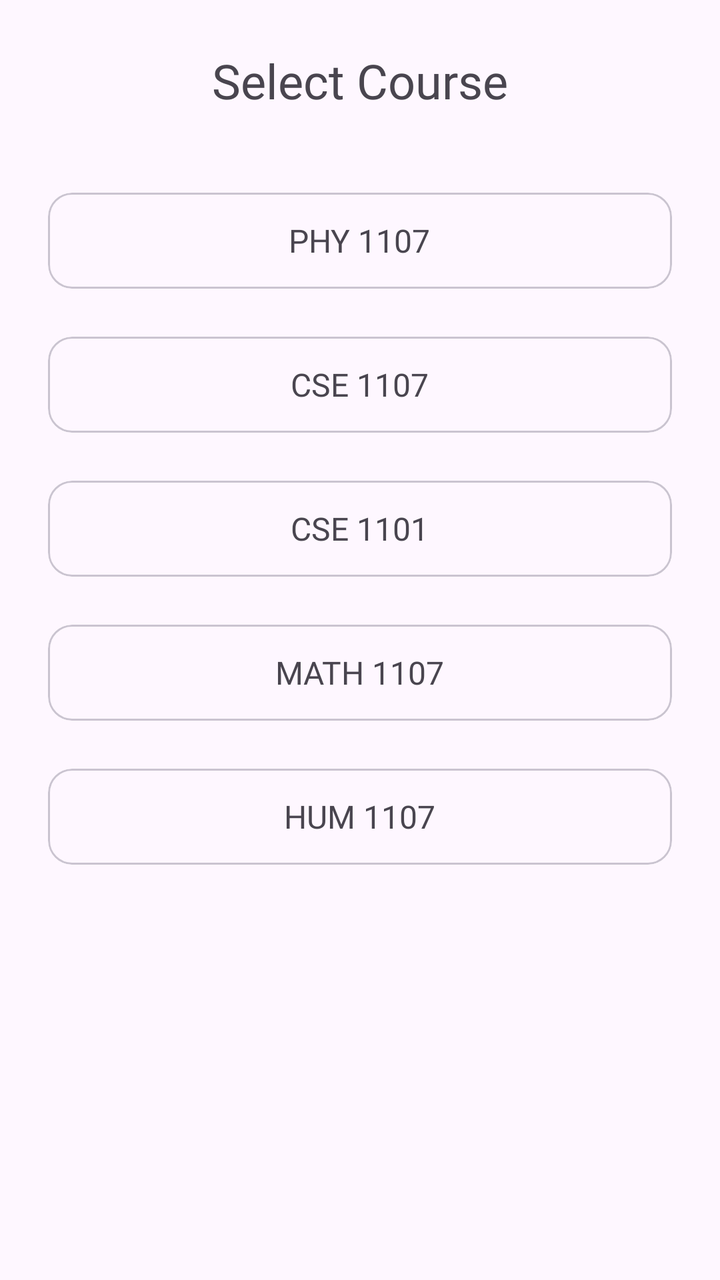
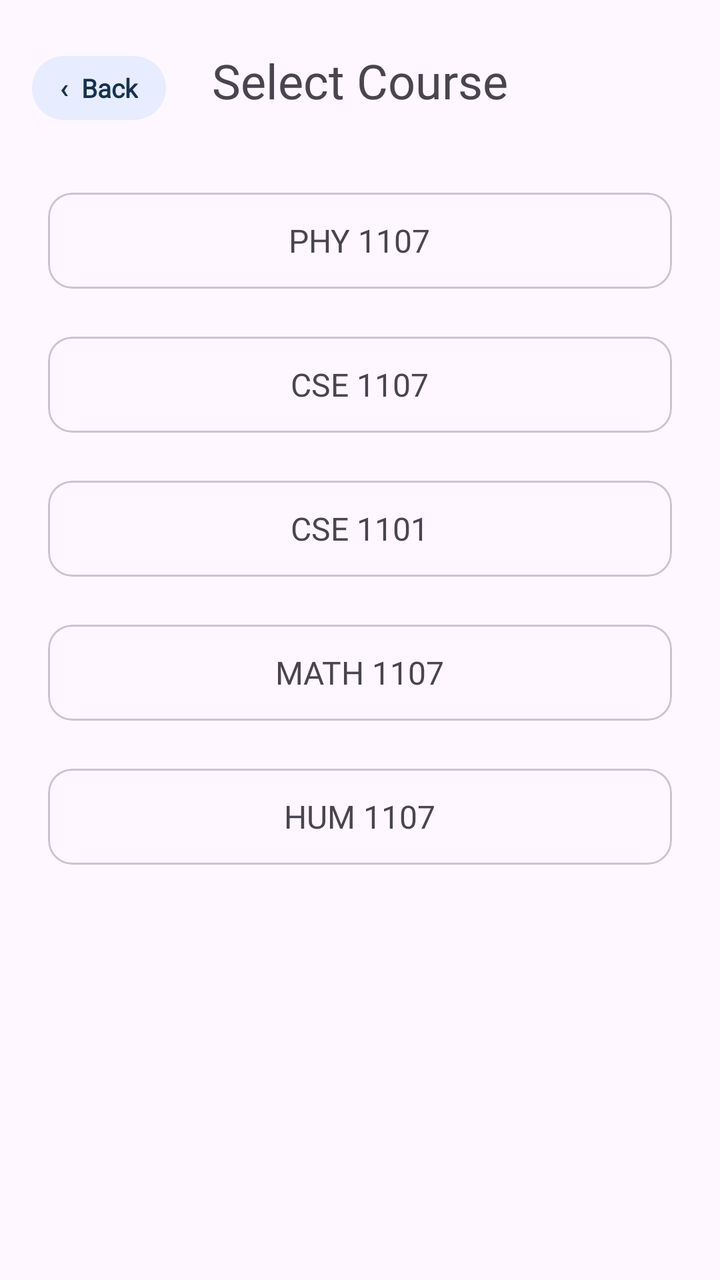

Compare the two renders of this Android layout. The source of the first and the diff that turns it into the second are given below.
<!-- AndroidManifest.xml: application theme Theme.KUETKinship -->
<!-- res/layout/fragment_course_selection.xml -->
<?xml version="1.0" encoding="utf-8"?>
<FrameLayout xmlns:android="http://schemas.android.com/apk/res/android"
    xmlns:app="http://schemas.android.com/apk/res-auto"
    xmlns:tools="http://schemas.android.com/tools"
    android:layout_width="match_parent"
    android:layout_height="match_parent"
    tools:context=".fragments.CourseSelectionFragment">
    <androidx.constraintlayout.widget.ConstraintLayout
        android:layout_width="match_parent"
        android:layout_height="match_parent">

        <TextView
            android:id="@+id/textView"
            android:layout_width="wrap_content"
            android:layout_height="wrap_content"
            android:layout_marginTop="24dp"
            android:fontFamily="@font/jakarta_sans_medium"
            android:text="Select Course"
            android:textSize="24dp"
            app:layout_constraintEnd_toEndOf="parent"
            app:layout_constraintStart_toStartOf="parent"
            app:layout_constraintTop_toTopOf="parent" />

        <LinearLayout
            android:layout_width="match_parent"
            android:layout_height="wrap_content"
            android:layout_marginTop="24dp"
            app:layout_constraintEnd_toEndOf="parent"
            app:layout_constraintHorizontal_bias="0.0"
            app:layout_constraintStart_toStartOf="parent"
            app:layout_constraintTop_toBottomOf="@+id/textView"
            android:orientation="vertical">

            <com.google.android.material.card.MaterialCardView
                android:layout_width="match_parent"
                android:layout_height="48dp"
                android:layout_marginLeft="24dp"
                android:layout_marginTop="16dp"
                android:layout_marginRight="24dp"
                android:id="@+id/c_phy_1107">
                <TextView
                    android:layout_width="wrap_content"
                    android:layout_height="wrap_content"
                    android:text="PHY 1107"
                    android:textSize="16dp"
                    android:layout_gravity="center"
                    android:fontFamily="@font/jakarta_sans_medium"/>

            </com.google.android.material.card.MaterialCardView>

            <com.google.android.material.card.MaterialCardView
                android:layout_width="match_parent"
                android:layout_height="48dp"
                android:layout_marginLeft="24dp"
                android:layout_marginTop="24dp"
                android:layout_marginRight="24dp"
                android:id="@+id/c_cse_1107">
                <TextView
                    android:layout_width="wrap_content"
                    android:layout_height="wrap_content"
                    android:text="CSE 1107"
                    android:textSize="16dp"
                    android:layout_gravity="center"
                    android:fontFamily="@font/jakarta_sans_medium"/>

            </com.google.android.material.card.MaterialCardView>

            <com.google.android.material.card.MaterialCardView
                android:layout_width="match_parent"
                android:layout_height="48dp"
                android:layout_marginLeft="24dp"
                android:layout_marginTop="24dp"
                android:layout_marginRight="24dp"
                android:id="@+id/c_cse_1101">
                <TextView
                    android:layout_width="wrap_content"
                    android:layout_height="wrap_content"
                    android:text="CSE 1101"
                    android:textSize="16dp"
                    android:layout_gravity="center"
                    android:fontFamily="@font/jakarta_sans_medium"/>

            </com.google.android.material.card.MaterialCardView>

            <com.google.android.material.card.MaterialCardView
                android:layout_width="match_parent"
                android:layout_height="48dp"
                android:layout_marginLeft="24dp"
                android:layout_marginTop="24dp"
                android:layout_marginRight="24dp"
                android:id="@+id/c_math_1107">
                <TextView
                    android:layout_width="wrap_content"
                    android:layout_height="wrap_content"
                    android:text="MATH 1107"
                    android:textSize="16dp"
                    android:layout_gravity="center"
                    android:fontFamily="@font/jakarta_sans_medium"/>

            </com.google.android.material.card.MaterialCardView>

            <com.google.android.material.card.MaterialCardView
                android:layout_width="match_parent"
                android:layout_height="48dp"
                android:layout_marginLeft="24dp"
                android:layout_marginTop="24dp"
                android:layout_marginRight="24dp"
                android:id="@+id/c_hum_1107">
                <TextView
                    android:layout_width="wrap_content"
                    android:layout_height="wrap_content"
                    android:text="HUM 1107"
                    android:textSize="16dp"
                    android:layout_gravity="center"
                    android:fontFamily="@font/jakarta_sans_medium"/>

            </com.google.android.material.card.MaterialCardView>
        </LinearLayout>
    </androidx.constraintlayout.widget.ConstraintLayout>


</FrameLayout>
<!-- resources referenced by this layout -->
<resources>
  <style name="Theme.KUETKinship" parent="Base.Theme.KUETKinship" />
  <style name="Base.Theme.KUETKinship" parent="Theme.Material3.DayNight.NoActionBar">
          
          
          <item name="colorSurfaceContainer">@color/white</item>
      </style>
  <color name="white">#FFFFFFFF</color>
</resources>

<!-- the commit's change to res/layout/fragment_course_selection.xml (unified diff, before → after) -->
@@ -8,6 +8,24 @@
     <androidx.constraintlayout.widget.ConstraintLayout
         android:layout_width="match_parent"
         android:layout_height="match_parent">
+
+        <TextView
+            android:id="@+id/rl_back"
+            android:layout_width="wrap_content"
+            android:layout_height="32dp"
+            android:layout_marginStart="16dp"
+            android:layout_marginTop="28dp"
+            android:background="@drawable/chip_blue"
+            android:fontFamily="@font/jakarta_sans_medium"
+            android:gravity="center_vertical"
+            android:paddingStart="14dp"
+            android:paddingEnd="14dp"
+            android:text="‹  Back"
+            android:textColor="@color/navy"
+            android:textSize="13sp"
+            android:textStyle="bold"
+            app:layout_constraintStart_toStartOf="parent"
+            app:layout_constraintTop_toTopOf="parent" />
 
         <TextView
             android:id="@+id/textView"
<!-- resource entries referenced after the edit -->
@@ -1,6 +1,10 @@
 <!-- resources referenced by this layout -->
 <resources>
+  <color name="navy">#17324D</color>
+  <!-- drawable chip_blue (drawable) -->
+  <shape xmlns:android="http://schemas.android.com/apk/res/android"><solid android:color="@color/lavender_2"/><corners android:radius="22dp"/></shape>
   <style name="Theme.KUETKinship" parent="Base.Theme.KUETKinship" />
+  <color name="lavender_2">#E7ECFF</color>
   <style name="Base.Theme.KUETKinship" parent="Theme.Material3.DayNight.NoActionBar">
           
           
